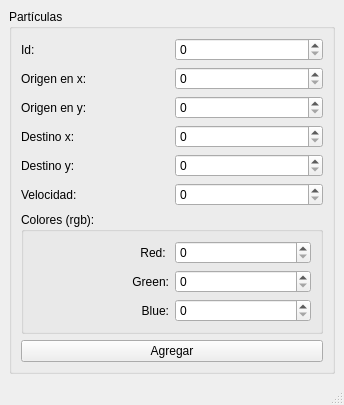
The window that mainwindow.ui (cesar1451/Activida08-User_Interface) describes before a commit, drawn with Qt 5.
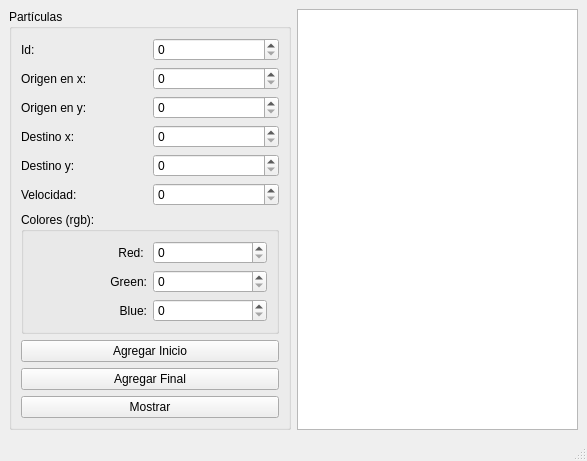
The same window after the commit.

Commit message: Se recopilan los datos de la interfaz y muestra las Particulas en el PlainText

Patch:
```diff
--- a/mainwindow.ui
+++ b/mainwindow.ui
@@ -6,8 +6,8 @@
    <rect>
     <x>0</x>
     <y>0</y>
-    <width>344</width>
-    <height>382</height>
+    <width>587</width>
+    <height>440</height>
    </rect>
   </property>
   <property name="windowTitle">
@@ -15,30 +15,35 @@
   </property>
   <widget class="QWidget" name="centralwidget">
    <layout class="QGridLayout" name="gridLayout_3">
-    <item row="0" column="1">
+    <item row="0" column="0">
      <widget class="QGroupBox" name="groupBox">
+      <property name="enabled">
+       <bool>true</bool>
+      </property>
+      <property name="sizePolicy">
+       <sizepolicy hsizetype="MinimumExpanding" vsizetype="Preferred">
+        <horstretch>0</horstretch>
+        <verstretch>0</verstretch>
+       </sizepolicy>
+      </property>
+      <property name="autoFillBackground">
+       <bool>true</bool>
+      </property>
       <property name="title">
        <string>Partículas</string>
       </property>
       <layout class="QGridLayout" name="gridLayout_2">
-       <item row="3" column="2" colspan="2">
-        <widget class="QSpinBox" name="spinBox_5">
+       <item row="1" column="2" colspan="2">
+        <widget class="QSpinBox" name="origenx_spinBox">
          <property name="maximum">
           <number>500</number>
          </property>
         </widget>
        </item>
-       <item row="6" column="0" colspan="2">
-        <widget class="QLabel" name="label_6">
+       <item row="0" column="0">
+        <widget class="QLabel" name="label">
          <property name="text">
-          <string>Velocidad: </string>
-         </property>
-        </widget>
-       </item>
-       <item row="5" column="2" colspan="2">
-        <widget class="QSpinBox" name="spinBox_6">
-         <property name="maximum">
-          <number>500</number>
+          <string>Id:</string>
          </property>
         </widget>
        </item>
@@ -49,16 +54,98 @@
          </property>
         </widget>
        </item>
+       <item row="3" column="0" colspan="2">
+        <widget class="QLabel" name="label_3">
+         <property name="text">
+          <string>Origen en y: </string>
+         </property>
+        </widget>
+       </item>
+       <item row="8" column="0" colspan="4">
+        <widget class="QPushButton" name="agregar_inicio_pushButton">
+         <property name="text">
+          <string>Agregar Inicio</string>
+         </property>
+        </widget>
+       </item>
+       <item row="5" column="2" colspan="2">
+        <widget class="QSpinBox" name="destinoy_spinBox">
+         <property name="maximum">
+          <number>500</number>
+         </property>
+        </widget>
+       </item>
+       <item row="5" column="0" colspan="2">
+        <widget class="QLabel" name="label_5">
+         <property name="text">
+          <string>Destino y:</string>
+         </property>
+        </widget>
+       </item>
+       <item row="4" column="2" colspan="2">
+        <widget class="QSpinBox" name="destinox_spinBox">
+         <property name="maximum">
+          <number>500</number>
+         </property>
+        </widget>
+       </item>
+       <item row="6" column="0" colspan="2">
+        <widget class="QLabel" name="label_6">
+         <property name="text">
+          <string>Velocidad: </string>
+         </property>
+        </widget>
+       </item>
+       <item row="3" column="2" colspan="2">
+        <widget class="QSpinBox" name="origeny_spinBox">
+         <property name="maximum">
+          <number>500</number>
+         </property>
+        </widget>
+       </item>
+       <item row="6" column="2" colspan="2">
+        <widget class="QSpinBox" name="velocidad_spinBox">
+         <property name="maximum">
+          <number>99999</number>
+         </property>
+        </widget>
+       </item>
+       <item row="10" column="0" colspan="4">
+        <widget class="QPushButton" name="mostrar_pushButton">
+         <property name="autoFillBackground">
+          <bool>false</bool>
+         </property>
+         <property name="text">
+          <string>Mostrar</string>
+         </property>
+        </widget>
+       </item>
+       <item row="9" column="0" colspan="4">
+        <widget class="QPushButton" name="agregar_final_pushButton">
+         <property name="text">
+          <string>Agregar Final</string>
+         </property>
+        </widget>
+       </item>
        <item row="7" column="0" colspan="4">
         <widget class="QGroupBox" name="groupBox_2">
+         <property name="enabled">
+          <bool>true</bool>
+         </property>
+         <property name="sizePolicy">
+          <sizepolicy hsizetype="Minimum" vsizetype="Preferred">
+           <horstretch>0</horstretch>
+           <verstretch>0</verstretch>
+          </sizepolicy>
+         </property>
          <property name="title">
           <string>Colores (rgb):</string>
          </property>
          <layout class="QGridLayout" name="gridLayout">
           <item row="3" column="1">
-           <widget class="QSpinBox" name="spinBox_8">
+           <widget class="QSpinBox" name="blue_spinBox">
             <property name="maximum">
-             <number>500</number>
+             <number>255</number>
             </property>
            </widget>
           </item>
@@ -73,16 +160,16 @@
            </widget>
           </item>
           <item row="2" column="1">
-           <widget class="QSpinBox" name="spinBox_7">
+           <widget class="QSpinBox" name="green_spinBox">
             <property name="maximum">
-             <number>500</number>
+             <number>255</number>
             </property>
            </widget>
           </item>
           <item row="0" column="1">
-           <widget class="QSpinBox" name="spinBox_9">
+           <widget class="QSpinBox" name="red_spinBox">
             <property name="maximum">
-             <number>500</number>
+             <number>255</number>
             </property>
            </widget>
           </item>
@@ -118,20 +205,6 @@
          </layout>
         </widget>
        </item>
-       <item row="3" column="0" colspan="2">
-        <widget class="QLabel" name="label_3">
-         <property name="text">
-          <string>Origen en y: </string>
-         </property>
-        </widget>
-       </item>
-       <item row="4" column="2" colspan="2">
-        <widget class="QSpinBox" name="spinBox_2">
-         <property name="maximum">
-          <number>500</number>
-         </property>
-        </widget>
-       </item>
        <item row="1" column="0" colspan="2">
         <widget class="QLabel" name="label_2">
          <property name="text">
@@ -139,39 +212,26 @@
          </property>
         </widget>
        </item>
-       <item row="0" column="0">
-        <widget class="QLabel" name="label">
-         <property name="text">
-          <string>Id:</string>
-         </property>
-        </widget>
-       </item>
-       <item row="5" column="0" colspan="2">
-        <widget class="QLabel" name="label_5">
-         <property name="text">
-          <string>Destino y:</string>
-         </property>
-        </widget>
-       </item>
-       <item row="6" column="2" colspan="2">
-        <widget class="QSpinBox" name="spinBox">
-         <property name="maximum">
-          <number>99999</number>
-         </property>
-        </widget>
-       </item>
-       <item row="1" column="2" colspan="2">
-        <widget class="QSpinBox" name="spinBox_3">
-         <property name="maximum">
-          <number>500</number>
-         </property>
-        </widget>
-       </item>
        <item row="0" column="2" colspan="2">
-        <widget class="QSpinBox" name="spinBox_4">
+        <widget class="QSpinBox" name="id_spinBox">
+         <property name="mouseTracking">
+          <bool>false</bool>
+         </property>
+         <property name="tabletTracking">
+          <bool>false</bool>
+         </property>
+         <property name="focusPolicy">
+          <enum>Qt::WheelFocus</enum>
+         </property>
+         <property name="acceptDrops">
+          <bool>false</bool>
+         </property>
          <property name="layoutDirection">
           <enum>Qt::LeftToRight</enum>
          </property>
+         <property name="autoFillBackground">
+          <bool>false</bool>
+         </property>
          <property name="wrapping">
           <bool>false</bool>
          </property>
@@ -181,18 +241,38 @@
          <property name="maximum">
           <number>99999</number>
          </property>
-        </widget>
-       </item>
-       <item row="8" column="0" colspan="4">
-        <widget class="QPushButton" name="pushButton">
-         <property name="text">
-          <string>Agregar</string>
+         <property name="displayIntegerBase">
+          <number>10</number>
          </property>
         </widget>
        </item>
       </layout>
      </widget>
     </item>
+    <item row="0" column="1">
+     <widget class="QPlainTextEdit" name="salida">
+      <property name="enabled">
+       <bool>true</bool>
+      </property>
+      <property name="sizePolicy">
+       <sizepolicy hsizetype="MinimumExpanding" vsizetype="Expanding">
+        <horstretch>0</horstretch>
+        <verstretch>0</verstretch>
+       </sizepolicy>
+      </property>
+      <property name="font">
+       <font>
+        <pointsize>12</pointsize>
+       </font>
+      </property>
+      <property name="toolTipDuration">
+       <number>-1</number>
+      </property>
+      <property name="layoutDirection">
+       <enum>Qt::LeftToRight</enum>
+      </property>
+     </widget>
+    </item>
    </layout>
   </widget>
   <widget class="QMenuBar" name="menubar">
@@ -200,7 +280,7 @@
     <rect>
      <x>0</x>
      <y>0</y>
-     <width>344</width>
+     <width>587</width>
      <height>21</height>
     </rect>
    </property>
```
The commit also changes 2 other files.
